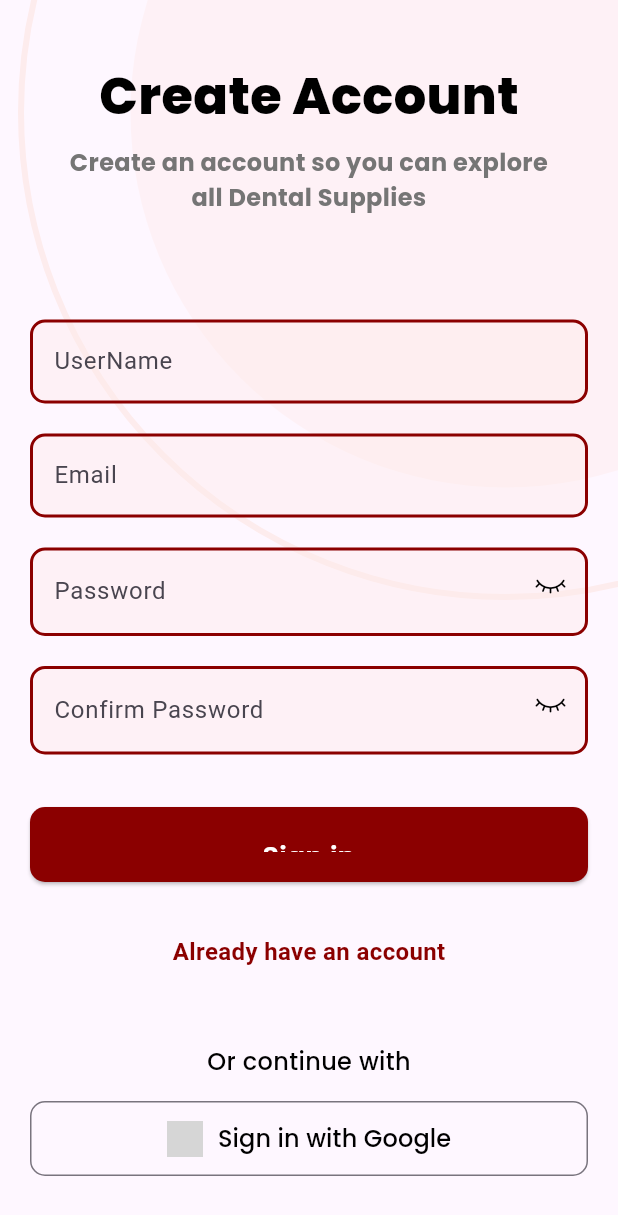
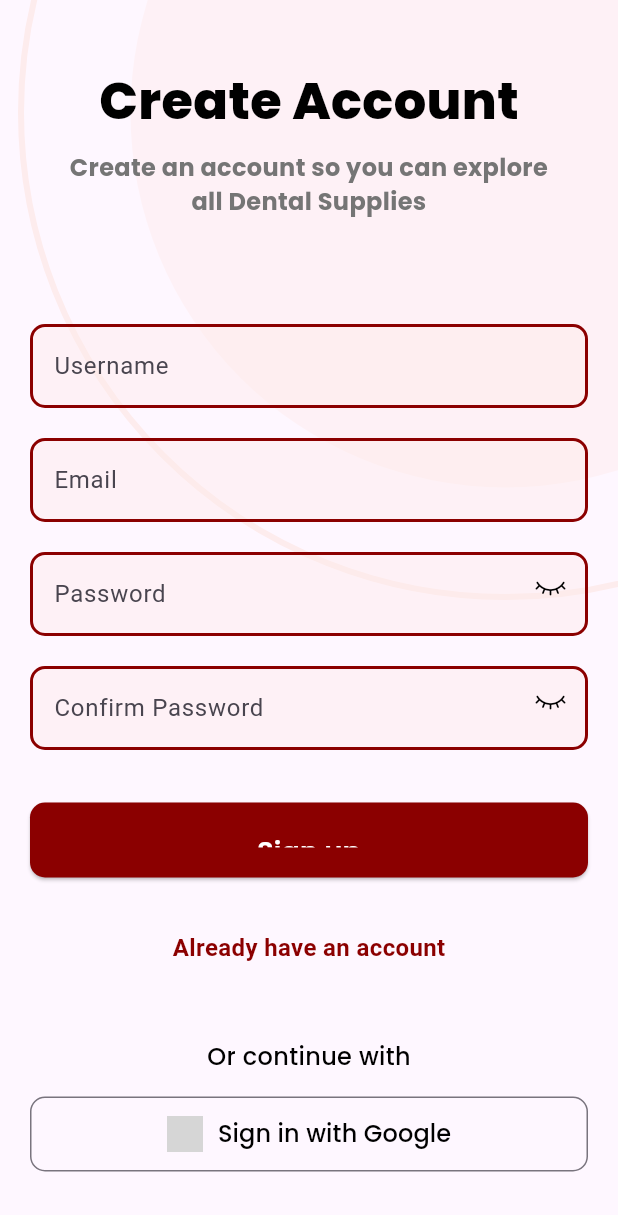
Before and after one commit to engyahmed7/DentaCarts_app, a Flutter app: the screen it shows after launch, after a tap on "Register", on a phone screen of 412 x 824 dp. Shown: the top 1215 px of the screen. Run offline on Flutter 3.47's test engine with Material 3 defaults, Android fonts, the phone set to English and light mode, and no system bars; our stand-ins replace google_fonts, image_picker, shared_preferences; accounts and stored records are empty; network calls fail; grey boxes are pictures that could not be loaded.

```diff
--- a/lib/icons/my_flutter_app_icons.dart
+++ b/lib/icons/my_flutter_app_icons.dart
@@ -13,6 +13,7 @@
 ///
 ///
 ///
+library;
 import 'package:flutter/widgets.dart';
 
 class MyFlutterApp {
--- a/lib/main.dart
+++ b/lib/main.dart
@@ -1,5 +1,4 @@
 import 'package:DentaCarts/core/app_strings.dart';
-import 'package:DentaCarts/screen/details_produc_screen.dart';
 import 'package:DentaCarts/screen/welcome_screen.dart';
 import 'package:flutter/material.dart';
 
--- a/lib/screen/create_account_screen.dart
+++ b/lib/screen/create_account_screen.dart
@@ -6,7 +6,8 @@ import 'package:google_fonts/google_fonts.dart';
 import 'package:DentaCarts/core/app_colors.dart';
 
 class CreateAccountScreen extends StatefulWidget {
-  CreateAccountScreen({super.key});
+  const CreateAccountScreen({super.key});
+
   @override
   _CreateAccountScreenState createState() => _CreateAccountScreenState();
 }
@@ -20,12 +21,10 @@ class _CreateAccountScreenState extends State<CreateAccountScreen> {
 
   bool _obscureText = true;
   bool _isLoading = false;
-  String? _errorMessage;
 
   void _register() async {
     setState(() {
       _isLoading = true;
-      _errorMessage = null;
     });
 
     ApiService apiService = ApiService();
@@ -38,26 +37,21 @@ class _CreateAccountScreenState extends State<CreateAccountScreen> {
     setState(() {
       _isLoading = false;
       if (result.containsKey("error") && result["error"] == true) {
-        _errorMessage = result["message"];
         ScaffoldMessenger.of(context).showSnackBar(
           SnackBar(
-            content: Text(_errorMessage!),
+            content: Text(result["message"]),
             backgroundColor: Colors.red,
-            duration: Duration(seconds: 3),
+            duration: const Duration(seconds: 3),
           ),
         );
       } else if (result.containsKey("token")) {
-        String token = result["token"];
-
         Navigator.of(context).pushReplacement(
-          MaterialPageRoute(builder: (_) => LayoutScreen()),
+          MaterialPageRoute(builder: (_) => const LayoutScreen()),
         );
       } else {
-        _errorMessage = "Unexpected error occurred. Please try again.";
-
         ScaffoldMessenger.of(context).showSnackBar(
-          SnackBar(
-            content: Text(_errorMessage!),
+          const SnackBar(
+            content: Text("Unexpected error occurred. Please try again."),
             backgroundColor: Colors.red,
             duration: Duration(seconds: 3),
           ),
@@ -100,11 +94,12 @@ class _CreateAccountScreenState extends State<CreateAccountScreen> {
               ],
             ),
           ),
-          Padding(
+          Center(
+            child: Padding(
               padding: const EdgeInsets.symmetric(horizontal: 20),
-            child: Center(
+              child: SingleChildScrollView(
                 child: Column(
-                mainAxisAlignment: MainAxisAlignment.center,
+                  mainAxisSize: MainAxisSize.min,
                   crossAxisAlignment: CrossAxisAlignment.center,
                   children: [
                     Text(
@@ -117,8 +112,7 @@ class _CreateAccountScreenState extends State<CreateAccountScreen> {
                     ),
                     const SizedBox(height: 8),
                     Text(
-                    "Create an account so you can explore \n"
-                    "all Dental Supplies",
+                      "Create an account so you can explore\nall Dental Supplies",
                       textAlign: TextAlign.center,
                       style: GoogleFonts.poppins(
                         fontSize: 16,
@@ -130,23 +124,29 @@ class _CreateAccountScreenState extends State<CreateAccountScreen> {
                     TextField(
                       controller: nameController,
                       decoration: InputDecoration(
-                      labelText: "UserName",
+                        labelText: "Username",
                         filled: true,
                         fillColor: const Color(0xFFFDE9E8).withOpacity(0.4),
                         border: OutlineInputBorder(
                           borderRadius: BorderRadius.circular(10),
                           borderSide: const BorderSide(
-                            color: AppColors.primaryColor, width: 2),
+                            color: AppColors.primaryColor,
+                            width: 2,
+                          ),
                         ),
                         enabledBorder: OutlineInputBorder(
                           borderRadius: BorderRadius.circular(10),
                           borderSide: const BorderSide(
-                            color: AppColors.primaryColor, width: 2),
+                            color: AppColors.primaryColor,
+                            width: 2,
+                          ),
                         ),
                         focusedBorder: OutlineInputBorder(
                           borderRadius: BorderRadius.circular(10),
                           borderSide: const BorderSide(
-                            color: AppColors.primaryColor, width: 2),
+                            color: AppColors.primaryColor,
+                            width: 2,
+                          ),
                         ),
                       ),
                     ),
@@ -160,17 +160,23 @@ class _CreateAccountScreenState extends State<CreateAccountScreen> {
                         border: OutlineInputBorder(
                           borderRadius: BorderRadius.circular(10),
                           borderSide: const BorderSide(
-                            color: AppColors.primaryColor, width: 2),
+                            color: AppColors.primaryColor,
+                            width: 2,
+                          ),
                         ),
                         enabledBorder: OutlineInputBorder(
                           borderRadius: BorderRadius.circular(10),
                           borderSide: const BorderSide(
-                            color: AppColors.primaryColor, width: 2),
+                            color: AppColors.primaryColor,
+                            width: 2,
+                          ),
                         ),
                         focusedBorder: OutlineInputBorder(
                           borderRadius: BorderRadius.circular(10),
                           borderSide: const BorderSide(
-                            color: AppColors.primaryColor, width: 2),
+                            color: AppColors.primaryColor,
+                            width: 2,
+                          ),
                         ),
                       ),
                     ),
@@ -186,7 +192,7 @@ class _CreateAccountScreenState extends State<CreateAccountScreen> {
                           icon: Icon(
                             _obscureText
                                 ? MyFlutterApp.noun_eye_7539235
-                              : Icons.visibility_rounded,
+                                : MyFlutterApp.noun_eye_7555192,
                             color: Colors.black,
                             size: 27,
                           ),
@@ -199,23 +205,25 @@ class _CreateAccountScreenState extends State<CreateAccountScreen> {
                         border: OutlineInputBorder(
                           borderRadius: BorderRadius.circular(10),
                           borderSide: const BorderSide(
-                            color: AppColors.primaryColor, width: 2),
+                            color: AppColors.primaryColor,
+                            width: 2,
+                          ),
                         ),
                         enabledBorder: OutlineInputBorder(
                           borderRadius: BorderRadius.circular(10),
                           borderSide: const BorderSide(
-                            color: AppColors.primaryColor, width: 2),
+                            color: AppColors.primaryColor,
+                            width: 2,
+                          ),
                         ),
                         focusedBorder: OutlineInputBorder(
                           borderRadius: BorderRadius.circular(10),
                           borderSide: const BorderSide(
-                            color: AppColors.primaryColor, width: 2),
+                            color: AppColors.primaryColor,
+                            width: 2,
                           ),
                         ),
-                    style: const TextStyle(fontSize: 18),
-                    textAlignVertical: TextAlignVertical.center,
-                    maxLines: 1,
-                    minLines: 1,
+                      ),
                     ),
                     const SizedBox(height: 20),
                     TextField(
@@ -229,7 +237,7 @@ class _CreateAccountScreenState extends State<CreateAccountScreen> {
                           icon: Icon(
                             _obscureText
                                 ? MyFlutterApp.noun_eye_7539235
-                              : MyFlutterApp.noun_eye_7555386,
+                                : MyFlutterApp.noun_eye_7555192,
                             color: Colors.black,
                             size: 27,
                           ),
@@ -242,23 +250,25 @@ class _CreateAccountScreenState extends State<CreateAccountScreen> {
                         border: OutlineInputBorder(
                           borderRadius: BorderRadius.circular(10),
                           borderSide: const BorderSide(
-                            color: AppColors.primaryColor, width: 2),
+                            color: AppColors.primaryColor,
+                            width: 2,
+                          ),
                         ),
                         enabledBorder: OutlineInputBorder(
                           borderRadius: BorderRadius.circular(10),
                           borderSide: const BorderSide(
-                            color: AppColors.primaryColor, width: 2),
+                            color: AppColors.primaryColor,
+                            width: 2,
+                          ),
                         ),
                         focusedBorder: OutlineInputBorder(
                           borderRadius: BorderRadius.circular(10),
                           borderSide: const BorderSide(
-                            color: AppColors.primaryColor, width: 2),
+                            color: AppColors.primaryColor,
+                            width: 2,
                           ),
                         ),
-                    style: const TextStyle(fontSize: 18),
-                    textAlignVertical: TextAlignVertical.center,
-                    maxLines: 1,
-                    minLines: 1,
+                      ),
                     ),
                     const SizedBox(height: 35),
                     SizedBox(
@@ -267,7 +277,9 @@ class _CreateAccountScreenState extends State<CreateAccountScreen> {
                       child: ElevatedButton(
                         style: ElevatedButton.styleFrom(
                           padding: const EdgeInsets.symmetric(
-                            vertical: 20, horizontal: 20),
+                            vertical: 20,
+                            horizontal: 20,
+                          ),
                           backgroundColor: AppColors.primaryColor,
                           shape: RoundedRectangleBorder(
                             borderRadius: BorderRadius.circular(10),
@@ -275,18 +287,23 @@ class _CreateAccountScreenState extends State<CreateAccountScreen> {
                         ),
                         onPressed: _isLoading ? null : _register,
                         child: _isLoading
-                          ? CircularProgressIndicator(color: Colors.white)
-                          : Text("Sign in",
+                            ? const CircularProgressIndicator(
+                                color: Colors.white)
+                            : Text(
+                                "Sign up",
                                 style: GoogleFonts.poppins(
                                   fontSize: 18,
                                   fontWeight: FontWeight.w600,
                                   color: Colors.white,
-                              )),
+                                ),
+                              ),
                       ),
                     ),
                     const SizedBox(height: 35),
                     GestureDetector(
-                    onTap: () {},
+                      onTap: () {
+                        Navigator.of(context).pop();
+                      },
                       child: const Text(
                         "Already have an account",
                         style: TextStyle(
@@ -297,12 +314,14 @@ class _CreateAccountScreenState extends State<CreateAccountScreen> {
                       ),
                     ),
                     const SizedBox(height: 50),
-                  Text("Or continue with",
+                    Text(
+                      "Or continue with",
                       style: GoogleFonts.poppins(
                         fontSize: 16,
                         fontWeight: FontWeight.w500,
                         color: Colors.black,
-                      )),
+                      ),
+                    ),
                     const SizedBox(height: 15),
                     SizedBox(
                       width: double.infinity,
@@ -337,6 +356,7 @@ class _CreateAccountScreenState extends State<CreateAccountScreen> {
                 ),
               ),
             ),
+          ),
         ],
       ),
     );
--- a/lib/screen/home_screen.dart
+++ b/lib/screen/home_screen.dart
@@ -1,7 +1,6 @@
 // ignore_for_file: prefer_const_constructors, prefer_const_literals_to_create_immutables
 
 import 'package:DentaCarts/core/app_colors.dart';
-import 'package:DentaCarts/core/app_strings.dart';
 import 'package:DentaCarts/screen/details_produc_screen.dart';
 import 'package:DentaCarts/screen/instruments_screen.dart';
 import 'package:flutter/material.dart';
@@ -111,6 +110,8 @@ class HomeScreen extends StatelessWidget {
 }
 
 class BannerSection extends StatelessWidget {
+  const BannerSection({super.key});
+
   @override
   Widget build(BuildContext context) {
     final screenWidth = MediaQuery.of(context).size.width;
--- a/lib/screen/instruments_screen.dart
+++ b/lib/screen/instruments_screen.dart
@@ -104,12 +104,12 @@ class ProductCard extends StatelessWidget {
               ),
             ),
           ),
-          SizedBox(height: 18),
+          const SizedBox(height: 18),
           Text(
             product['name']!,
             style: const TextStyle(fontSize: 14, fontWeight: FontWeight.bold),
           ),
-          SizedBox(height: 5),
+          const SizedBox(height: 5),
           Text(
             product['type']!,
             style: const TextStyle(fontSize: 12, color: Colors.grey),
--- a/lib/screen/layout_screen.dart
+++ b/lib/screen/layout_screen.dart
@@ -23,7 +23,7 @@ class _LayoutScreenState extends State<LayoutScreen> {
         centerTitle: true,
         title: IndexedStack(
           index: currentIndex,
-          children: [
+          children: const [
             Text("Home"),
             Text("Cart"),
             Text("Profile"),
@@ -31,7 +31,7 @@ class _LayoutScreenState extends State<LayoutScreen> {
           ],
         ),
       ),
-      drawer: Drawer(),
+      drawer: const Drawer(),
       backgroundColor: Colors.white,
       body: IndexedStack(
         index: currentIndex,
--- a/lib/screen/payment_screen.dart
+++ b/lib/screen/payment_screen.dart
@@ -3,7 +3,7 @@ import 'package:flutter/material.dart';
 import 'package:google_fonts/google_fonts.dart';
 
 class PaymentScreen extends StatefulWidget {
-  const PaymentScreen({Key? key}) : super(key: key);
+  const PaymentScreen({super.key});
 
   @override
   State<PaymentScreen> createState() => _PaymentScreenState();
@@ -138,13 +138,13 @@ class PaymentOptionCard extends StatelessWidget {
   final VoidCallback onTap;
 
   const PaymentOptionCard({
-    Key? key,
+    super.key,
     required this.title,
     required this.description,
     required this.imageUrl,
     required this.isSelected,
     required this.onTap,
-  }) : super(key: key);
+  });
 
   @override
   Widget build(BuildContext context) {
--- a/lib/screen/welcome_screen.dart
+++ b/lib/screen/welcome_screen.dart
@@ -80,7 +80,7 @@ class WelcomeScreen extends StatelessWidget {
                       child: ElevatedButton(
                         onPressed: () {
                           Navigator.of(context).push(
-                              MaterialPageRoute(builder: (_) => LoginScreen()));
+                              MaterialPageRoute(builder: (_) => const LoginScreen()));
                         },
                         style: ElevatedButton.styleFrom(
                           backgroundColor: AppColors.primaryColor,
@@ -104,7 +104,7 @@ class WelcomeScreen extends StatelessWidget {
                       child: TextButton(
                         onPressed: () {
                           Navigator.of(context).push(MaterialPageRoute(
-                              builder: (_) => CreateAccountScreen()));
+                              builder: (_) => const CreateAccountScreen()));
                         },
                         child: Text(
                           'Register',
--- a/pubspec.yaml
+++ b/pubspec.yaml
@@ -52,6 +52,7 @@ dependencies:
   pretty_dio_logger: ^1.4.0
   font_awesome_flutter: ^10.8.0
   url_launcher: ^6.3.1
+  dio: ^5.0.0
 
 dev_dependencies:
   flutter_test:
```
Also changed, not shown: lib/screen/admin/add_product_screen.dart (+4 -4 lines), lib/screen/cart_screen.dart (+4 -5 lines), lib/screen/login_screen.dart (+50 -36 lines), lib/screen/order_history_screen.dart (+5 -3 lines), lib/screen/profile_screen.dart (+158 -34 lines), lib/screen/wishlist_screen.dart (+7 -3 lines), lib/services/api_service.dart (+30 -12 lines), pubspec.lock. Lines whose indentation alone changed are shown as unchanged.
